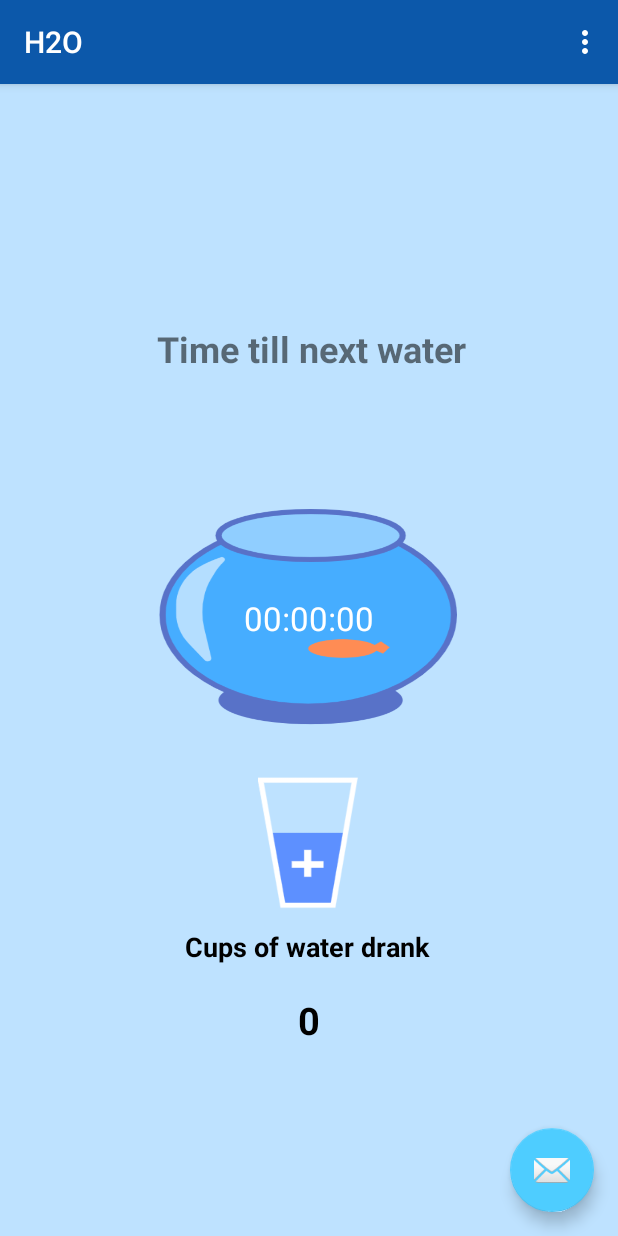
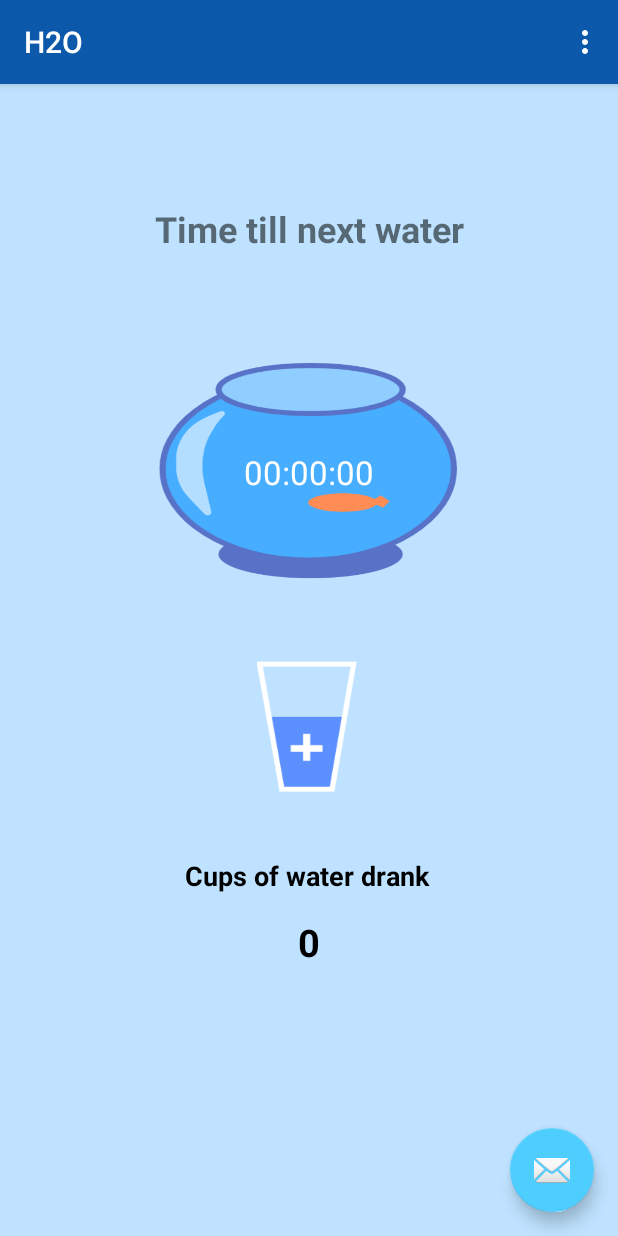
Before and after one commit to nomin-amgalan/H2O, an Android app: the screen it shows after launch (MainActivity), on a phone screen of 412 x 824 dp. Run offline under Robolectric (Android 15) with nearby library versions, the phone set to English and light mode, and no system bars.

Commit message:
Fixed overlapping

```diff
--- a/app/src/main/res/layout/fragment_first.xml
+++ b/app/src/main/res/layout/fragment_first.xml
@@ -11,28 +11,26 @@
         android:id="@+id/water_button"
         android:layout_width="68dp"
         android:layout_height="91dp"
-        android:layout_marginBottom="216dp"
+        android:layout_marginBottom="20dp"
         android:layout_marginTop="32dp"
         android:background="@drawable/water_cup"
         android:textColor="#FFFFFF"
-        app:layout_constraintBottom_toBottomOf="parent"
+        app:layout_constraintBottom_toTopOf="@+id/cuptext_1"
         app:layout_constraintEnd_toEndOf="parent"
+        app:layout_constraintHorizontal_bias="0.498"
         app:layout_constraintStart_toStartOf="parent"
-        app:layout_constraintTop_toBottomOf="@+id/textView3"
-        app:layout_constraintVertical_bias="0.64" />
+        app:layout_constraintTop_toBottomOf="@+id/textView3" />
 
     <TextView
         android:id="@+id/textview_first"
         android:layout_width="101dp"
         android:layout_height="41dp"
-        android:layout_marginBottom="120dp"
         android:layout_marginTop="10dp"
         android:text="0"
         android:textAlignment="center"
         android:textColor="#000000"
         android:textSize="25sp"
         android:textStyle="bold"
-        app:layout_constraintBottom_toBottomOf="parent"
         app:layout_constraintEnd_toEndOf="parent"
         app:layout_constraintHorizontal_bias="0.501"
         app:layout_constraintStart_toStartOf="parent"
@@ -43,7 +41,7 @@
         android:layout_width="225dp"
         android:layout_height="29dp"
         android:layout_marginBottom="4dp"
-        android:layout_marginTop="10dp"
+        android:layout_marginTop="20dp"
         android:text="Cups of water drank"
         android:textAlignment="center"
         android:textColor="#000000"
@@ -59,31 +57,31 @@
         android:id="@+id/textView3"
         android:layout_width="200dp"
         android:layout_height="146dp"
-        android:layout_marginBottom="50dp"
-        android:layout_marginTop="53dp"
+        android:layout_marginBottom="20dp"
+        android:layout_marginTop="5dp"
         android:background="@drawable/fish_bowl"
         android:gravity="center"
         android:text="00:00:00"
         android:textAlignment="center"
         android:textColor="#FFFFFF"
         android:textSize="22sp"
-        app:layout_constraintBottom_toBottomOf="parent"
+        app:layout_constraintBottom_toTopOf="@+id/water_button"
         app:layout_constraintEnd_toEndOf="parent"
         app:layout_constraintStart_toStartOf="parent"
-        app:layout_constraintTop_toBottomOf="@+id/textView4"
-        app:layout_constraintVertical_bias="0.073" />
+        app:layout_constraintTop_toBottomOf="@+id/textView4" />
 
     <TextView
         android:id="@+id/textView4"
         android:layout_width="237dp"
         android:layout_height="47dp"
-        android:layout_marginTop="160dp"
+        android:layout_marginBottom="53dp"
+        android:layout_marginTop="80dp"
         android:text="Time till next water"
         android:textAlignment="center"
         android:textSize="24sp"
         android:textStyle="bold"
+        app:layout_constraintBottom_toTopOf="@+id/textView3"
         app:layout_constraintEnd_toEndOf="parent"
-        app:layout_constraintHorizontal_bias="0.509"
         app:layout_constraintStart_toStartOf="parent"
         app:layout_constraintTop_toTopOf="parent" />
 
```
Also changed, not shown: 1 other file.
